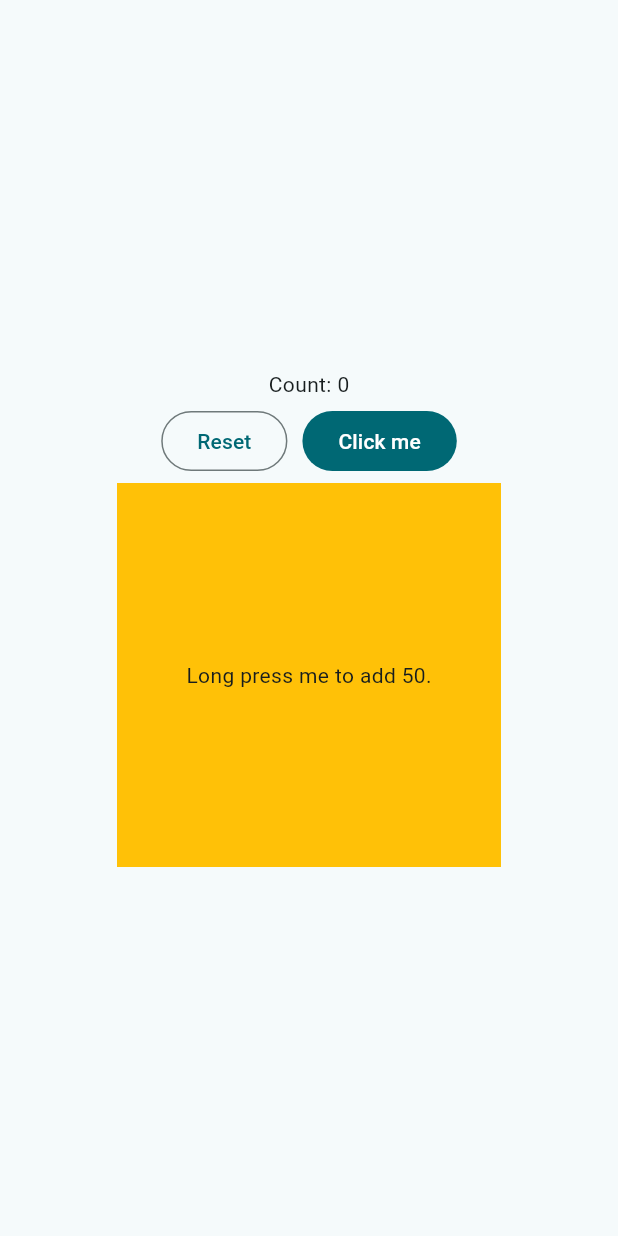
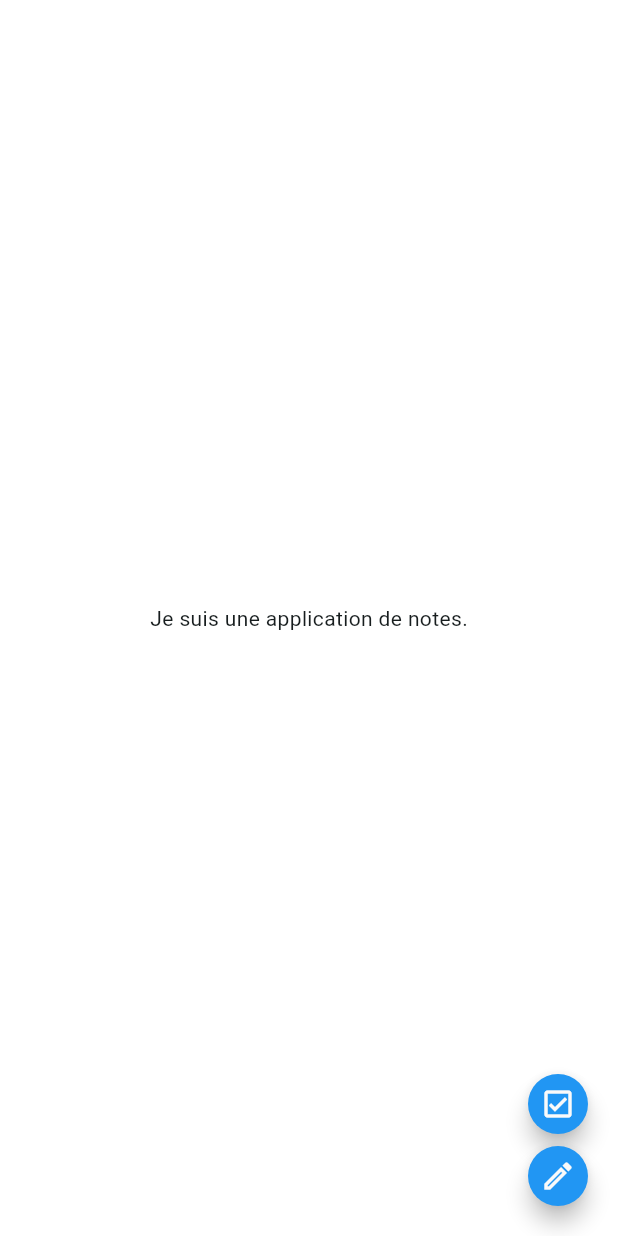
Before and after one commit to uAtomicBoolean/notes, a Flutter app: the screen it shows after launch, on a phone screen of 412 x 824 dp. Run offline on Flutter 3.47's test engine with Material 3 defaults, Android fonts, the phone set to English and light mode, and no system bars.

Commit message:
Add floating buttons to create list and notes.

```diff
--- a/lib/ui/app_theme.dart
+++ b/lib/ui/app_theme.dart
@@ -2,4 +2,5 @@ import 'package:flutter/material.dart';
 
 final ThemeData appTheme = ThemeData(
   colorScheme: ColorScheme.fromSeed(seedColor: Colors.white),
+  scaffoldBackgroundColor: Colors.white,
 );
--- a/lib/ui/views/main_view.dart
+++ b/lib/ui/views/main_view.dart
@@ -1,70 +1,48 @@
 import 'package:flutter/material.dart';
 
-class MainView extends StatefulWidget {
+class MainView extends StatelessWidget {
   const MainView({
     super.key,
   });
 
   @override
-  State<MainView> createState() => _MainViewState();
-}
-
-class _MainViewState extends State<MainView> {
-  int count = 0;
-  @override
   Widget build(BuildContext context) {
     return Scaffold(
+      floatingActionButton: Column(
+        mainAxisAlignment: MainAxisAlignment.end,
+        children: [
+          FloatingActionButton(
+            onPressed: () {
+              print("Create list");
+            },
+            foregroundColor: Colors.grey[50],
+            backgroundColor: Colors.blue,
+            shape: CircleBorder(),
+            mini: true,
+            child: Icon(
+              Icons.check_box_outlined,
+            ),
+          ),
+          FloatingActionButton(
+            onPressed: () {
+              print("Create note");
+            },
+            foregroundColor: Colors.grey[50],
+            backgroundColor: Colors.blue,
+            shape: CircleBorder(),
+            mini: true,
+            child: Icon(
+              Icons.create_outlined,
+            ),
+          ),
+        ],
+      ),
       body: Center(
         child: Column(
           mainAxisAlignment: MainAxisAlignment.center,
           spacing: 4.0,
           children: [
-            Text('Count: $count'),
-            Row(
-              spacing: 10.0,
-              mainAxisAlignment: MainAxisAlignment.center,
-              children: [
-                OutlinedButton(
-                  onPressed: () {
-                    setState(() {
-                      count = 0;
-                    });
-                  },
-                  child: Text("Reset"),
-                ),
-                FilledButton(
-                  onPressed: () {
-                    setState(() {
-                      count++;
-                    });
-                  },
-                  child: const Text("Click me"),
-                ),
-              ],
-            ),
-            GestureDetector(
-              onLongPress: () {
-                setState(() {
-                  count += 50;
-                });
-              },
-              onVerticalDragUpdate: (details) {
-                setState(() {
-                  count++;
-                });
-              },
-              child: SizedBox(
-                width: 256.0,
-                height: 256.0,
-                child: Container(
-                  decoration: BoxDecoration(
-                    color: Colors.amber,
-                  ),
-                  alignment: Alignment.center,
-                  child: Text("Long press me to add 50."),
-                ),
-              ),
-            ),
+            Text('Je suis une application de notes.'),
           ],
         ),
       ),
```
